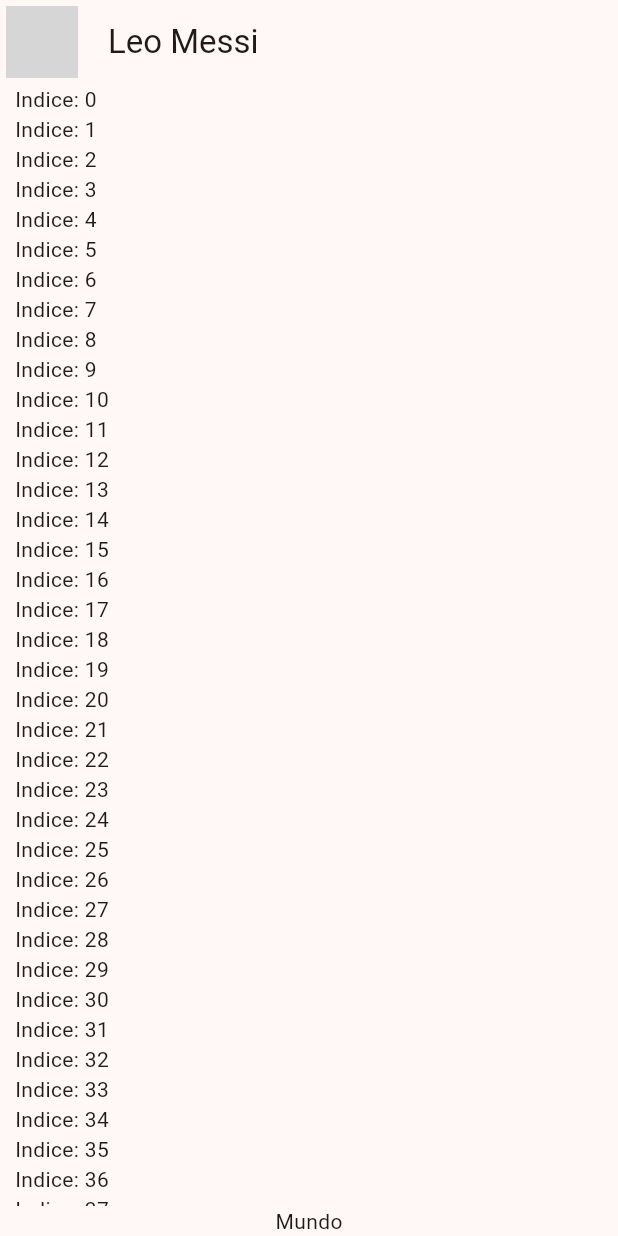
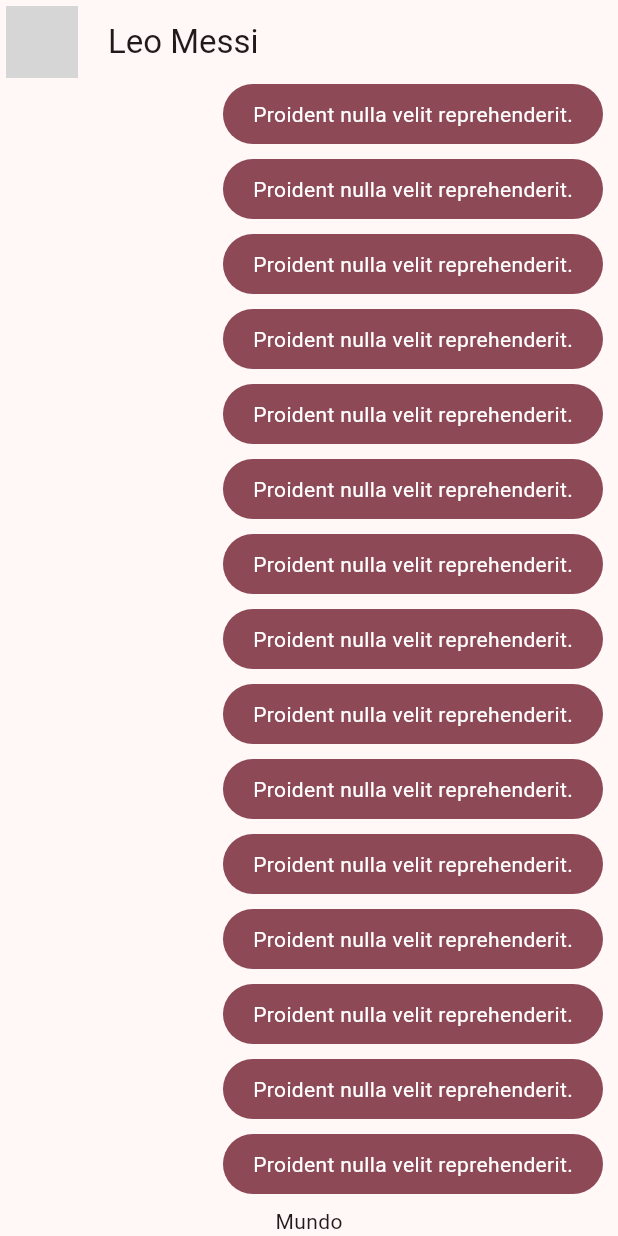
Before and after one commit to jojeda5171/Repaso-Flutter, a Flutter app: the screen it shows after launch, on a phone screen of 412 x 824 dp. Run offline on Flutter 3.47's test engine with Material 2 defaults, Android fonts, the light colour scheme and no system bars; network calls fail; grey boxes are pictures that could not be loaded.

Commit message:
burbuja de mensaje de envio

```diff
--- a/yes_no_app/lib/main.dart
+++ b/yes_no_app/lib/main.dart
@@ -1,5 +1,5 @@
 import 'package:flutter/material.dart';
-import 'package:yes_no_app/presentation/chat/chat_screen.dart';
+import 'package:yes_no_app/presentation/screens/chat/chat_screen.dart';
 
 import 'config/theme/app_theme.dart';
 
--- a/yes_no_app/lib/presentation/chat/chat_screen.dart
+++ b/yes_no_app/lib/presentation/screens/chat/chat_screen.dart
@@ -1,4 +1,6 @@
 import 'package:flutter/material.dart';
+
+import '../../widgets/chat/my_message_bubble.dart';
 
 class ChatScreen extends StatelessWidget {
   const ChatScreen({super.key});
@@ -35,7 +37,7 @@
                 child: ListView.builder(
               itemCount: 100,
               itemBuilder: (context, index) {
-                return Text('Indice: $index');
+                return const MyMessageBubble();
               },
             )),
             const Text('Mundo')
--- /dev/null
+++ b/yes_no_app/lib/presentation/widgets/chat/my_message_bubble.dart
@@ -0,0 +1,26 @@
+import 'package:flutter/material.dart';
+
+class MyMessageBubble extends StatelessWidget {
+  const MyMessageBubble({super.key});
+
+  @override
+  Widget build(BuildContext context) {
+    final colors = Theme.of(context).colorScheme;
+
+    return Column(
+      crossAxisAlignment: CrossAxisAlignment.end,
+      children: [
+        Container(
+          decoration: BoxDecoration(
+              color: colors.primary, borderRadius: BorderRadius.circular(20)),
+          child: const Padding(
+            padding: EdgeInsets.symmetric(horizontal: 20, vertical: 10),
+            child: Text('Proident nulla velit reprehenderit.',
+                style: TextStyle(color: Colors.white)),
+          ),
+        ),
+        const SizedBox(height: 10),
+      ],
+    );
+  }
+}
```
